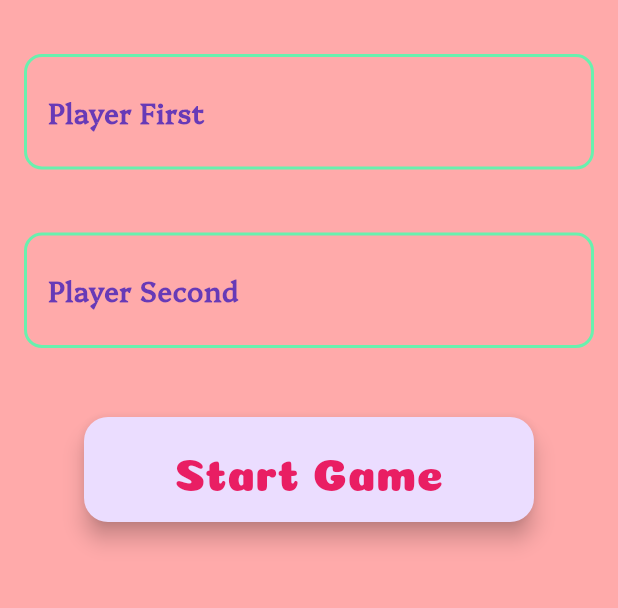
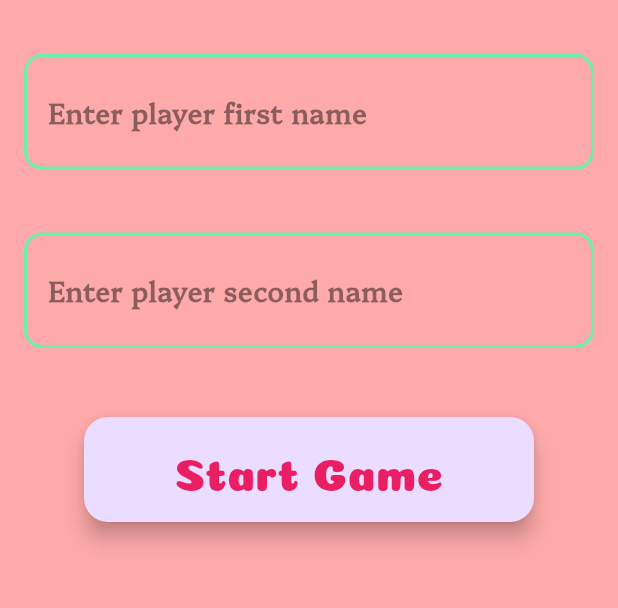
Before and after one commit to rahulkumardev24/tic_tak_toe_game_in_flutter, a Flutter app: the screen it shows after launch, on a phone screen of 412 x 824 dp, the part 579-1187 px from its top. Run offline on Flutter 3.47's test engine with Material 3 defaults, Android fonts, the phone set to English and light mode, and no system bars; project files that could hold a hidden picture were left out.

Commit message:
latest update

```diff
--- a/lib/screen/start_screen.dart
+++ b/lib/screen/start_screen.dart
@@ -66,12 +66,12 @@ class _StartScreenState extends State<StartScreen> {
                           borderSide: const BorderSide(
                               width: 2, color: Colors.greenAccent)),
                       label: const Text(
-                        "Player First",
+                        "Enter player first name ",
                         style: TextStyle(
                             fontSize: 18,
                             fontWeight: FontWeight.bold,
                             fontFamily: "myFonts",
-                            color: Colors.deepPurple),
+                            color: Colors.black45),
                       )),
                   style: const TextStyle(fontSize: 30, fontFamily: "myBoxNew"),
                 ),
@@ -100,12 +100,12 @@ class _StartScreenState extends State<StartScreen> {
                           borderSide: const BorderSide(
                               width: 2, color: Colors.greenAccent)),
                       label: const Text(
-                        "Player Second",
+                        "Enter player second name ",
                         style: TextStyle(
                             fontSize: 18,
                             fontWeight: FontWeight.bold,
                             fontFamily: "myFonts",
-                            color: Colors.deepPurple),
+                            color: Colors.black45),
                       )),
                   style: const TextStyle(fontSize: 30, fontFamily: "myBoxNew"),
                 ),
@@ -128,7 +128,7 @@ class _StartScreenState extends State<StartScreen> {
                         ? "Player 2"
                         : player2Controller.text;
 
-                    Navigator.of(context).push(_createRoute(HomeScreen(
+                    Navigator.of(context).pushReplacement(_createRoute(HomeScreen(
                       player1,
                       player2,
                     )));
```
Also changed, not shown: pubspec.yaml (+7 -0 lines), pubspec.lock, 1 other file.
